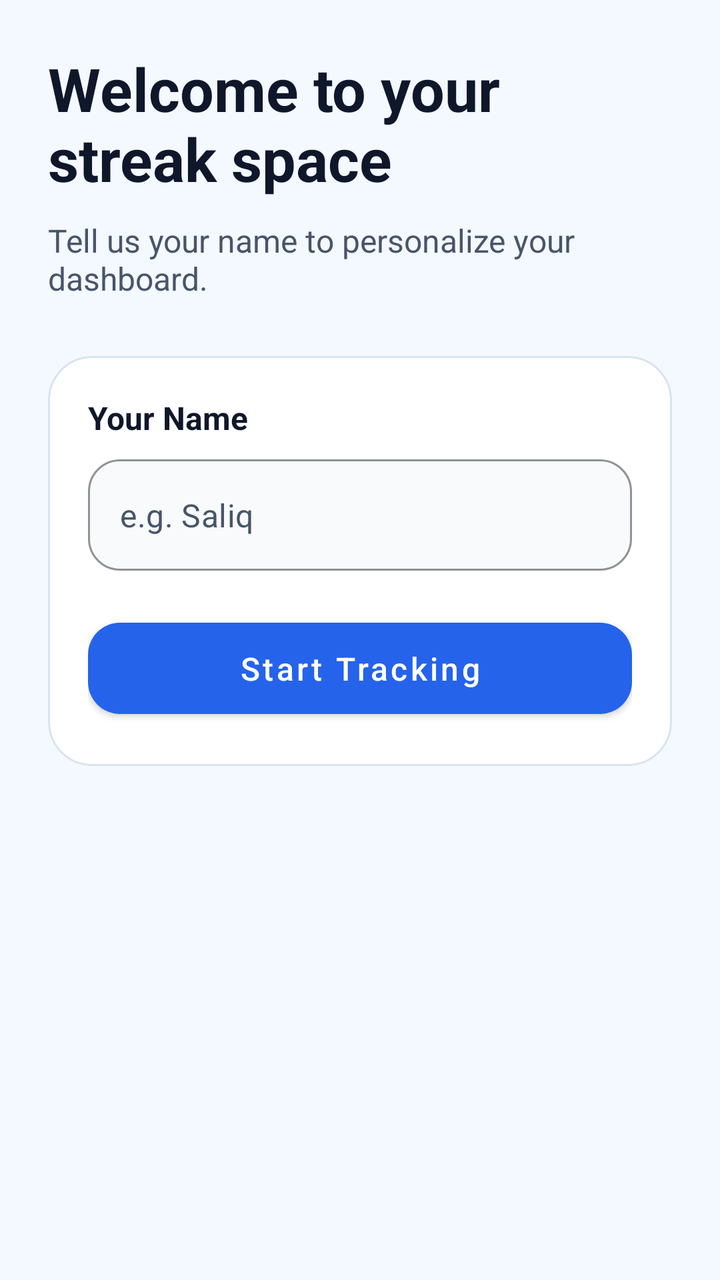
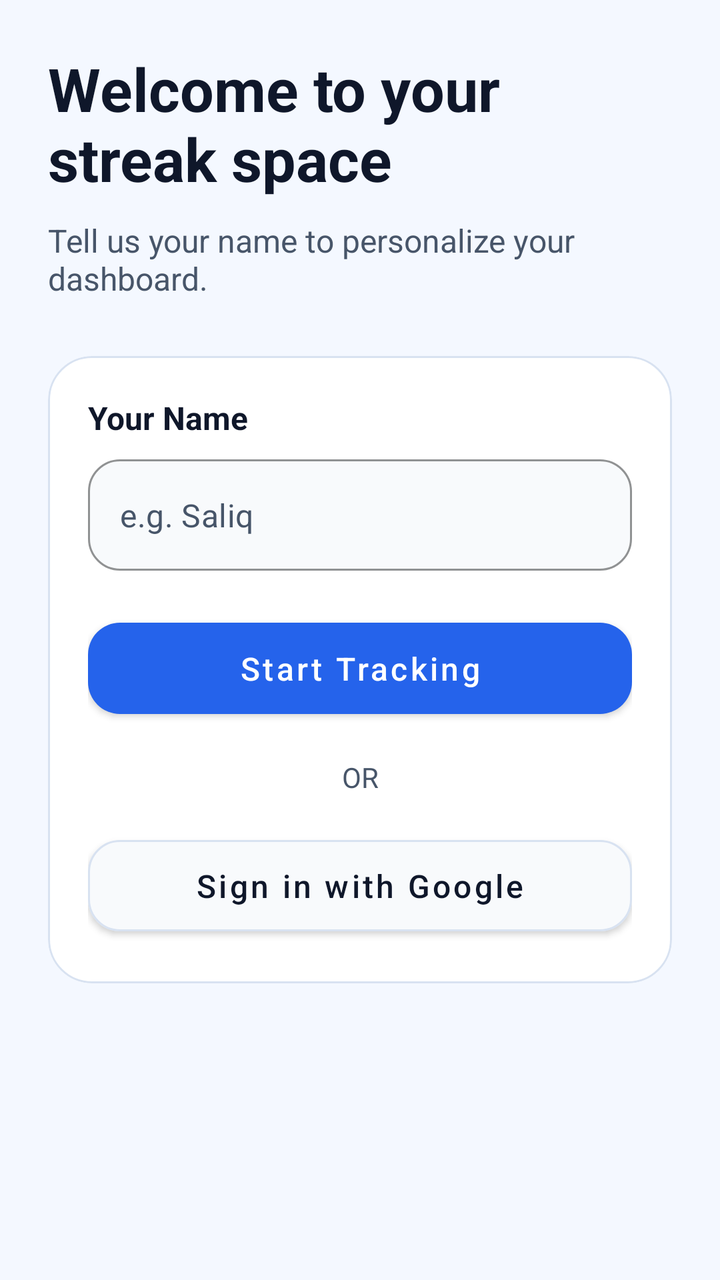

The first picture is an Android layout as it rendered before a commit; the second is the same layout after the commit. The layout source and the unified diff follow.
<!-- AndroidManifest.xml: application theme Theme.StreakUpHabbitTracker -->
<!-- res/layout/activity_home.xml -->
<?xml version="1.0" encoding="utf-8"?>
<ScrollView xmlns:android="http://schemas.android.com/apk/res/android"
    xmlns:app="http://schemas.android.com/apk/res-auto"
    android:layout_width="match_parent"
    android:layout_height="match_parent"
    android:background="@color/surface_app"
    android:fillViewport="true">

    <LinearLayout
        android:layout_width="match_parent"
        android:layout_height="wrap_content"
        android:orientation="vertical"
        android:padding="24dp">

        <TextView
            android:layout_width="match_parent"
            android:layout_height="wrap_content"
            android:text="@string/home_title"
            android:textColor="@color/text_primary"
            android:textSize="30sp"
            android:textStyle="bold" />

        <TextView
            android:layout_width="match_parent"
            android:layout_height="wrap_content"
            android:layout_marginTop="10dp"
            android:text="@string/home_subtitle"
            android:textColor="@color/text_secondary"
            android:textSize="16sp" />

        <com.google.android.material.card.MaterialCardView
            android:layout_width="match_parent"
            android:layout_height="wrap_content"
            android:layout_marginTop="28dp"
            app:cardBackgroundColor="@color/surface_card"
            app:cardCornerRadius="22dp"
            app:cardElevation="0dp"
            app:strokeColor="@color/stroke_soft"
            app:strokeWidth="1dp">

            <LinearLayout
                android:layout_width="match_parent"
                android:layout_height="wrap_content"
                android:orientation="vertical"
                android:padding="20dp">

                <TextView
                    android:layout_width="match_parent"
                    android:layout_height="wrap_content"
                    android:text="@string/label_name"
                    android:textColor="@color/text_primary"
                    android:textSize="16sp"
                    android:textStyle="bold" />

                <com.google.android.material.textfield.TextInputLayout
                    android:id="@+id/nameInputLayout"
                    style="@style/Widget.MaterialComponents.TextInputLayout.OutlinedBox"
                    android:layout_width="match_parent"
                    android:layout_height="wrap_content"
                    android:layout_marginTop="10dp"
                    app:boxBackgroundColor="@color/surface_card_alt"
                    app:boxCornerRadiusBottomEnd="16dp"
                    app:boxCornerRadiusBottomStart="16dp"
                    app:boxCornerRadiusTopEnd="16dp"
                    app:boxCornerRadiusTopStart="16dp"
                    app:boxStrokeColor="@color/brand_primary"
                    app:hintEnabled="false">

                    <com.google.android.material.textfield.TextInputEditText
                        android:id="@+id/nameInputEditText"
                        android:layout_width="match_parent"
                        android:layout_height="wrap_content"
                        android:hint="@string/hint_name"
                        android:inputType="textPersonName"
                        android:maxLines="1"
                        android:textColor="@color/text_primary"
                        android:textColorHint="@color/text_secondary" />
                </com.google.android.material.textfield.TextInputLayout>

                <com.google.android.material.button.MaterialButton
                    android:id="@+id/startButton"
                    android:layout_width="match_parent"
                    android:layout_height="wrap_content"
                    android:layout_marginTop="20dp"
                    android:paddingVertical="12dp"
                    android:text="@string/action_start"
                    android:textAllCaps="false"
                    android:textColor="@color/white"
                    android:textSize="16sp"
                    app:backgroundTint="@color/brand_primary"
                    app:cornerRadius="16dp"
                    app:rippleColor="@color/brand_primary_dark" />
            </LinearLayout>

        </com.google.android.material.card.MaterialCardView>
    </LinearLayout>
</ScrollView>
<!-- resources referenced by this layout -->
<resources>
  <color name="brand_primary">#2563EB</color>
  <color name="brand_primary_dark">#1D4ED8</color>
  <color name="stroke_soft">#D8E2F1</color>
  <color name="surface_app">#F4F8FF</color>
  <color name="surface_card">#FFFFFFFF</color>
  <color name="surface_card_alt">#F8FAFC</color>
  <color name="text_primary">#0F172A</color>
  <color name="text_secondary">#475569</color>
  <color name="white">#FFFFFFFF</color>
  <string name="action_start">Start Tracking</string>
  <string name="hint_name">e.g. Saliq</string>
  <string name="home_subtitle">Tell us your name to personalize your dashboard.</string>
  <string name="home_title">Welcome to your streak space</string>
  <string name="label_name">Your Name</string>
  <style name="Theme.StreakUpHabbitTracker" parent="Theme.MaterialComponents.DayNight.NoActionBar">
          <item name="colorPrimary">@color/brand_primary</item>
          <item name="colorPrimaryVariant">@color/brand_primary_dark</item>
          <item name="colorOnPrimary">@color/white</item>
          <item name="colorSecondary">@color/brand_secondary</item>
          <item name="colorSecondaryVariant">@color/brand_secondary</item>
          <item name="colorOnSecondary">@color/white</item>
          <item name="android:statusBarColor">@color/surface_app</item>
          <item name="android:windowLightStatusBar">true</item>
          <item name="android:navigationBarColor">@color/surface_card</item>
          <item name="android:windowLightNavigationBar">true</item>
          <item name="android:windowBackground">@color/surface_app</item>
      </style>
  <color name="brand_secondary">#0F766E</color>
</resources>

<!-- the commit's change to res/layout/activity_home.xml (unified diff, before → after) -->
@@ -90,6 +90,30 @@
                     app:backgroundTint="@color/brand_primary"
                     app:cornerRadius="16dp"
                     app:rippleColor="@color/brand_primary_dark" />
+                    
+                <TextView
+                    android:layout_width="match_parent"
+                    android:layout_height="wrap_content"
+                    android:layout_marginTop="16dp"
+                    android:layout_marginBottom="16dp"
+                    android:gravity="center"
+                    android:text="OR"
+                    android:textColor="@color/text_secondary"
+                    android:textSize="14sp" />
+
+                <com.google.android.material.button.MaterialButton
+                    android:id="@+id/googleSignInButton"
+                    android:layout_width="match_parent"
+                    android:layout_height="wrap_content"
+                    android:paddingVertical="12dp"
+                    android:text="Sign in with Google"
+                    android:textAllCaps="false"
+                    android:textColor="@color/text_primary"
+                    android:textSize="16sp"
+                    app:backgroundTint="@color/surface_card_alt"
+                    app:cornerRadius="16dp"
+                    app:strokeColor="@color/stroke_soft"
+                    app:strokeWidth="1dp" />
             </LinearLayout>
 
         </com.google.android.material.card.MaterialCardView>
